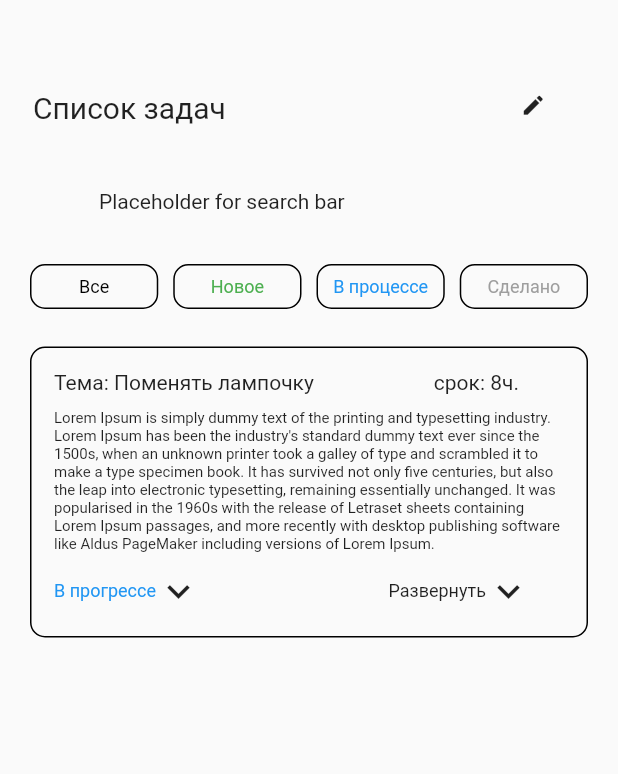
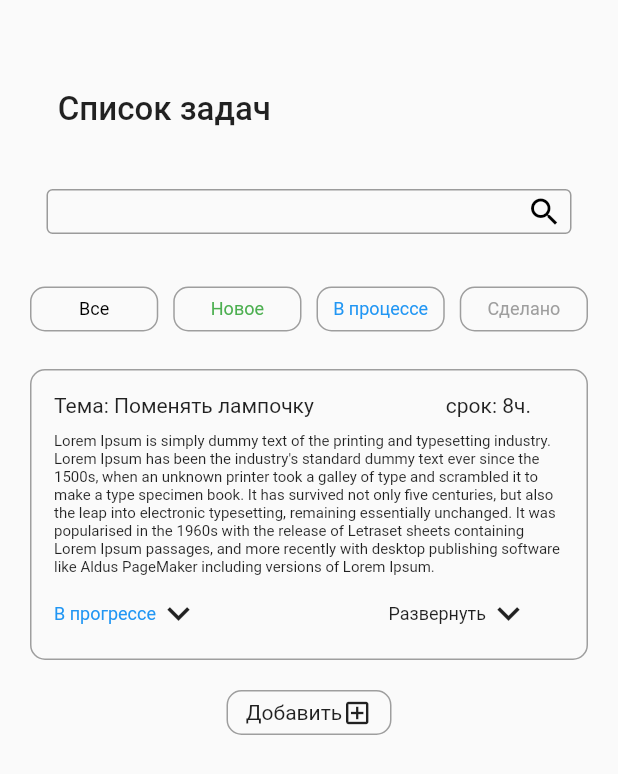
Before and after one commit to cerealexperiments/university_app_ui, a Flutter app: the screen it shows after launch, on a phone screen of 412 x 824 dp. Shown: the top 774 px of the screen. Run offline on Flutter 3.47's test engine with Material 2 defaults, Android fonts, the phone set to English and light mode, and no system bars; our stand-ins replace expandable; Roboto replaces fonts that are missing (fonts/Lato-Regular.ttf).

Commit message:
add minor fixes

```diff
--- a/lib/main.dart
+++ b/lib/main.dart
@@ -1,5 +1,5 @@
-import 'package:flutter/cupertino.dart';
 import 'package:flutter/material.dart';
+import 'package:expandable/expandable.dart';
 
 enum statusTitle {
   latest,
@@ -15,42 +15,40 @@ TextStyle appTextStyle(double fontSize) {
 }
 
 Text StatusTitle(statusTitle taskStatus) {
+  final String status;
+  final Color color;
   if (taskStatus == statusTitle.latest) {
+    status = "Новое";
+    color = Colors.green;
+  } else if (taskStatus == statusTitle.inProgress) {
+    status = "В прогрессе";
+    color = Colors.blue;
+  } else {
+    status = "Сделано";
+    color = Colors.grey;
+  }
   return Text(
-      "Новое",
+    status,
     style: TextStyle(
-        color: Colors.green,
-        fontSize: 12,
-        fontFamily: "fonts/Lato-Regular.ttf",
-      ),
-    );
-  } else if (taskStatus == statusTitle.inProgress) {
-    return const Text(
-      "В прогрессе",
-      style: TextStyle(
-        color: Colors.blue,
-        fontSize: 12,
-        fontFamily: "fonts/Lato-Regular.ttf",
-      ),
-    );
-  } else {
-    return Text(
-      "Сделано",
-      style: TextStyle(
-        color: Colors.grey,
+      color: color,
       fontSize: 12,
       fontFamily: "fonts/Lato-Regular.ttf",
     ),
   );
 }
-}
 
 void main() {
-  runApp(const TasksListPage());
+  runApp(TasksListPage());
 }
 
 class TasksListPage extends StatelessWidget {
-  const TasksListPage({Key? key}) : super(key: key);
+  List<Widget> tasks = [
+    TaskCard(
+        taskTopic: "Поменять лампочку",
+        taskDescription:
+            "Lorem Ipsum is simply dummy text of the printing and typesetting industry. Lorem Ipsum has been the industry's standard dummy text ever since the 1500s, when an unknown printer took a galley of type and scrambled it to make a type specimen book. It has survived not only five centuries, but also the leap into electronic typesetting, remaining essentially unchanged. It was popularised in the 1960s with the release of Letraset sheets containing Lorem Ipsum passages, and more recently with desktop publishing software like Aldus PageMaker including versions of Lorem Ipsum.",
+        taskDeadline: "8ч."),
+  ];
 
   @override
   Widget build(BuildContext context) {
@@ -59,39 +57,40 @@ class TasksListPage extends StatelessWidget {
       home: Scaffold(
         body: Column(
           children: <Widget>[
-            Row(
-              crossAxisAlignment: CrossAxisAlignment.baseline,
-              textBaseline: TextBaseline.ideographic,
-              children: <Widget>[
             Container(
-                  width: 140,
+              width: 150,
               height: 26,
-                  margin: EdgeInsets.fromLTRB(22, 60, 185, 40),
-                  child: Text(
+              margin: const EdgeInsets.fromLTRB(0, 60, 185, 40),
+              child: const Text(
                 "Список задач",
-                    style: appTextStyle(20),
+                style: TextStyle(
+                  fontFamily: "fonts/Lato-Regular.ttf",
+                  fontWeight: FontWeight.w500,
+                  fontSize: 22,
+                ),
               ),
             ),
             Container(
-                  width: 17,
-                  height: 17,
+                width: 350,
+                height: 30,
+                margin: const EdgeInsets.fromLTRB(22, 0, 22, 30),
+                child: const Expanded(
+                  child: TextField(
+                    obscureText: true,
+                    decoration: InputDecoration(
+                      prefixIcon: Padding(
+                        padding: EdgeInsets.only(left: 320),
                         child: Icon(
-                    Icons.edit,
-                    size: 17,
+                          Icons.search,
+                          color: Colors.black,
                         ),
                       ),
-              ],
+                      border: OutlineInputBorder(),
                     ),
+                  ),
+                )), //SearchBar
             Container(
-              width: 280,
-              height: 15,
-              margin: EdgeInsets.only(bottom: 30),
-              child: Text(
-                "Placeholder for search bar",
-              ),
-            ), //SearchBar
-            Container(
-              margin: EdgeInsets.symmetric(horizontal: 15),
+              margin: const EdgeInsets.symmetric(horizontal: 15),
               height: 40,
               child: Row(
                 children: <Widget>[
@@ -122,11 +121,34 @@ class TasksListPage extends StatelessWidget {
                 ],
               ),
             ), //SortBy
-            TaskCard(
-                taskTopic: "Поменять лампочку",
-                taskDescription:
-                "Lorem Ipsum is simply dummy text of the printing and typesetting industry. Lorem Ipsum has been the industry's standard dummy text ever since the 1500s, when an unknown printer took a galley of type and scrambled it to make a type specimen book. It has survived not only five centuries, but also the leap into electronic typesetting, remaining essentially unchanged. It was popularised in the 1960s with the release of Letraset sheets containing Lorem Ipsum passages, and more recently with desktop publishing software like Aldus PageMaker including versions of Lorem Ipsum.",
-                taskDeadline: "8ч.")
+            Column(
+              children: tasks,
+            ),
+            Container(
+              width: 110,
+              height: 30,
+              decoration: BoxDecoration(
+                border: Border.all(
+                  color: Colors.grey,
+                ),
+                borderRadius: const BorderRadius.all(
+                  Radius.circular(10),
+                ),
+              ),
+              child: Row(
+                mainAxisAlignment: MainAxisAlignment.center,
+                children: <Widget>[
+                  Text(
+                    "Добавить",
+                    style: appTextStyle(14),
+                  ),
+                  const Icon(
+                    Icons.add_box_outlined,
+                    size: 20,
+                  ),
+                ],
+              ),
+            ),
           ],
         ),
       ),
@@ -158,7 +180,7 @@ class SortByCard extends StatelessWidget {
       ),
       decoration: BoxDecoration(
         border: Border.all(
-          color: Colors.black,
+          color: Colors.grey,
         ),
         borderRadius: const BorderRadius.all(
           Radius.circular(10),
@@ -169,7 +191,8 @@ class SortByCard extends StatelessWidget {
 }
 
 class TaskCard extends StatelessWidget {
-  TaskCard({required this.taskTopic,
+  TaskCard(
+      {required this.taskTopic,
       required this.taskDescription,
       required this.taskDeadline});
 
@@ -184,7 +207,7 @@ class TaskCard extends StatelessWidget {
       padding: const EdgeInsets.all(15),
       decoration: BoxDecoration(
         border: Border.all(
-          color: Colors.black,
+          color: Colors.grey,
         ),
         borderRadius: const BorderRadius.all(
           Radius.circular(10),
@@ -201,9 +224,10 @@ class TaskCard extends StatelessWidget {
                 style: appTextStyle(14),
               ),
               Container(
-                margin: const EdgeInsets.only(left: 80),
+                margin: const EdgeInsets.only(left: 88),
                 child: Text(
                   "срок: $taskDeadline",
+                  style: appTextStyle(14),
                 ),
               ),
             ],
@@ -220,21 +244,21 @@ class TaskCard extends StatelessWidget {
               Row(
                 children: <Widget>[
                   StatusTitle(statusTitle.inProgress),
-                    Icon(
+                  const Icon(
                     Icons.keyboard_arrow_down_sharp,
                     size: 30,
                   ),
                 ],
               ),
               Container(
-                  margin: EdgeInsets.only(left: 125),
+                margin: const EdgeInsets.only(left: 125),
                 child: Row(
                   children: <Widget>[
                     Text(
                       "Развернуть",
                       style: appTextStyle(12),
                     ),
-                      Icon(
+                    const Icon(
                       Icons.keyboard_arrow_down_sharp,
                       size: 30,
                     ),
--- a/pubspec.yaml
+++ b/pubspec.yaml
@@ -34,6 +34,7 @@ dependencies:
   # The following adds the Cupertino Icons font to your application.
   # Use with the CupertinoIcons class for iOS style icons.
   cupertino_icons: ^1.0.2
+  expandable: ^5.0.1
 
 dev_dependencies:
   flutter_test:
@@ -60,6 +61,7 @@ flutter:
   # To add assets to your application, add an assets section, like this:
   assets:
     - fonts/
+    - icons/
   #   - images/a_dot_ham.jpeg
 
   # An image asset can refer to one or more resolution-specific "variants", see
```
Also changed, not shown: icons/edit.png (added), pubspec.lock. Lines whose indentation alone changed are shown as unchanged.
